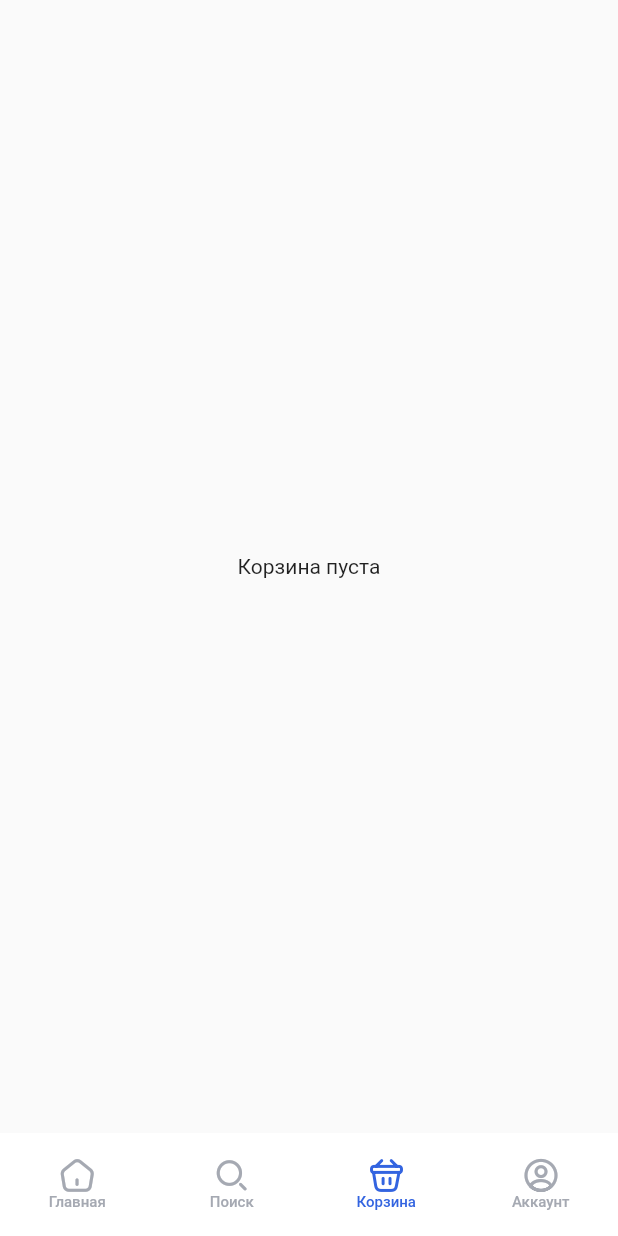
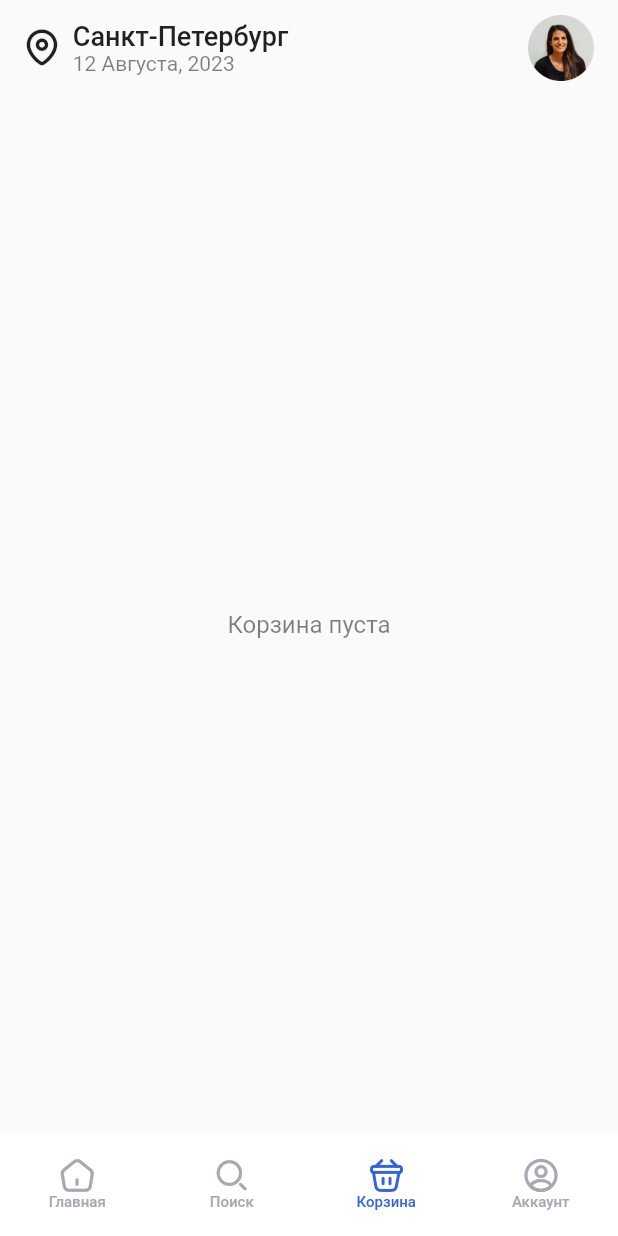
Before and after one commit to tw0ch/invite-test, a Flutter app: the BasketPage screen opened by its route, on a phone screen of 412 x 824 dp. Run offline on Flutter 3.47's test engine with Material 2 defaults, Android fonts, the phone set to English and light mode, and no system bars; our stand-ins replace bloc, cached_network_image, dio, flutter_bloc, flutter_layout_grid, go_router and 3 more; missing offline and left inert: dart:ffi; accounts and stored records are empty; generated files the repository leaves out were written again; Roboto replaces fonts that are missing (SF Pro Display).

```diff
--- a/lib/pages/basket/basket_page.dart
+++ b/lib/pages/basket/basket_page.dart
@@ -4,6 +4,7 @@ import 'package:flutter_bloc/flutter_bloc.dart';
 
 import '../../models/basket_item.dart';
 import '../../ui/buttons.dart';
+import '../../ui/cached_img.dart';
 import '../../utils/app_assets.dart';
 import '../../utils/app_colors.dart';
 import '../../utils/app_icons_icons.dart';
@@ -27,6 +28,87 @@ class BasketPage extends StatelessWidget {
             return _buildEmptyBody();
           }
         },
+      ),
+    );
+  }
+
+  Widget _buildEmptyBody() {
+    return Scaffold(
+      body: SafeArea(
+        child: Padding(
+          padding: const EdgeInsets.symmetric(horizontal: 16.0),
+          child: Column(
+            children: [
+              SizedBox(
+                height: 10,
+              ),
+              Row(
+                mainAxisAlignment: MainAxisAlignment.spaceBetween,
+                children: [
+                  Container(
+                    child: Row(
+                      children: [
+                        SizedBox(
+                          width: 24,
+                          height: 24,
+                          child: Icon(
+                            AppIcons.location,
+                          ),
+                        ),
+                        SizedBox(width: 8.5),
+                        Column(
+                          crossAxisAlignment: CrossAxisAlignment.start,
+                          children: [
+                            Text(
+                              'Санкт-Петербург',
+                              style: TextStyle(
+                                fontFamily: 'SF Pro Display',
+                                fontSize: 18,
+                                fontWeight: FontWeight.w500,
+                              ),
+                            ),
+                            Text(
+                              '12 Августа, 2023',
+                              style: TextStyle(
+                                fontFamily: 'SF Pro Display',
+                                fontSize: 14,
+                                fontWeight: FontWeight.w400,
+                                color: Colors.black.withOpacity(0.5),
+                              ),
+                            ),
+                          ],
+                        ),
+                      ],
+                    ),
+                  ),
+                  Container(
+                    width: 44,
+                    height: 44,
+                    child: Image.asset(
+                      A.assetsHomePageAvatarImg,
+                    ),
+                  ),
+                ],
+              ),
+              SizedBox(
+                height: 23,
+              ),
+              Expanded(
+                child: Center(
+                  child: Text(
+                    'Корзина пуста',
+                    style: TextStyle(
+                      fontFamily: 'SF Pro Display',
+                      fontSize: 16,
+                      fontWeight: FontWeight.w400,
+                      color: Colors.black.withOpacity(0.5),
+                    ),
+                  ),
+                ),
+              ),
+            ],
+          ),
+        ),
       ),
     );
   }
@@ -167,19 +249,6 @@ class BasketPage extends StatelessWidget {
     }
     return counter.ceil();
   }
-
-  Widget _buildEmptyBody() {
-    return Center(
-      child: Text(
-        'Корзина пуста',
-        style: TextStyle(
-          fontFamily: 'SF Pro Display',
-          fontSize: 14,
-          fontWeight: FontWeight.w400,
-        ),
-      ),
-    );
-  }
 }
 
 class BasketItemWidget extends StatefulWidget {
@@ -222,7 +291,7 @@ class _BasketItemWidgetState extends State<BasketItemWidget> {
               color: AppColors.colorF8F7F5,
               borderRadius: BorderRadius.circular(6),
             ),
-            child: _buildCachedImg(widget.imageUrl),
+            child: CathedNetworkImgWidget(imgUrl: widget.imageUrl),
           ),
           SizedBox(
             width: 8,
@@ -322,24 +391,4 @@ class _BasketItemWidgetState extends State<BasketItemWidget> {
       ),
     );
   }
-
-  Widget _buildCachedImg(String imgUrl) {
-    if (imgUrl != null) {
-      return CachedNetworkImage(
-        imageUrl: imgUrl,
-        placeholder: (context, url) => Container(
-          color: Colors.red,
-        ),
-        errorWidget: (context, url, error) => Container(
-          color: Colors.red,
-        ),
-        height: 125,
-        fit: BoxFit.fill,
-      );
-    } else {
-      return Container(
-        color: Colors.red,
-      );
-    }
-  }
 }
--- a/lib/service/categories_service.dart
+++ b/lib/service/categories_service.dart
@@ -5,15 +5,12 @@ import '../models/сategories.dart';
 import 'api_service.dart';
 
 class CategoriesService {
-  final _persistanceManager = PersistenceManager.p;
-
   Future<Categories?> getAllCategories() async {
     final data = await ApiService.getRequest(
       request: '058729bd-1402-4578-88de-265481fd7d54',
     );
     if (data != null) {
       var categories = Categories.fromJson(data);
-      _persistanceManager.saveCategoriesToDb(categories: categories);
       return categories;
     } else {
       return null;
```
Also changed, not shown: lib/pages/category/category_page.dart (+2 -21 lines), lib/pages/home/bloc/home_bloc.dart (+19 -6 lines), lib/pages/home/home_page.dart (+25 -18 lines), lib/ui/cached_img.dart (added, +40 -0 lines), lib/ui/category_card.dart (+6 -21 lines), lib/ui/dish_card.dart (+2 -21 lines).
